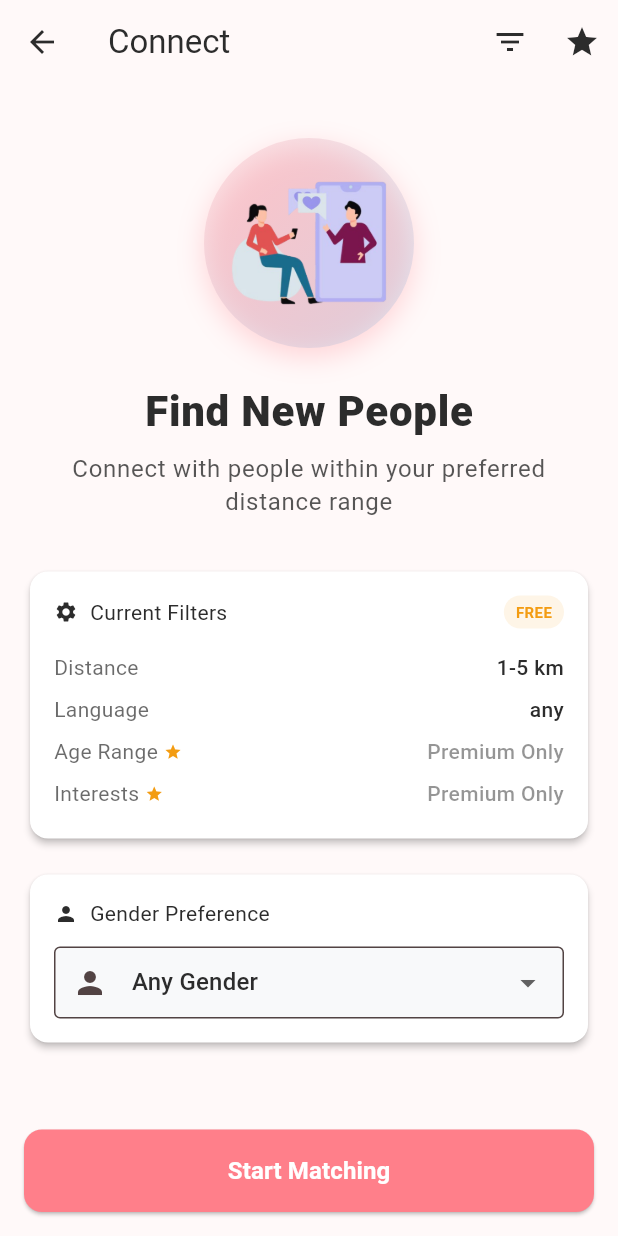
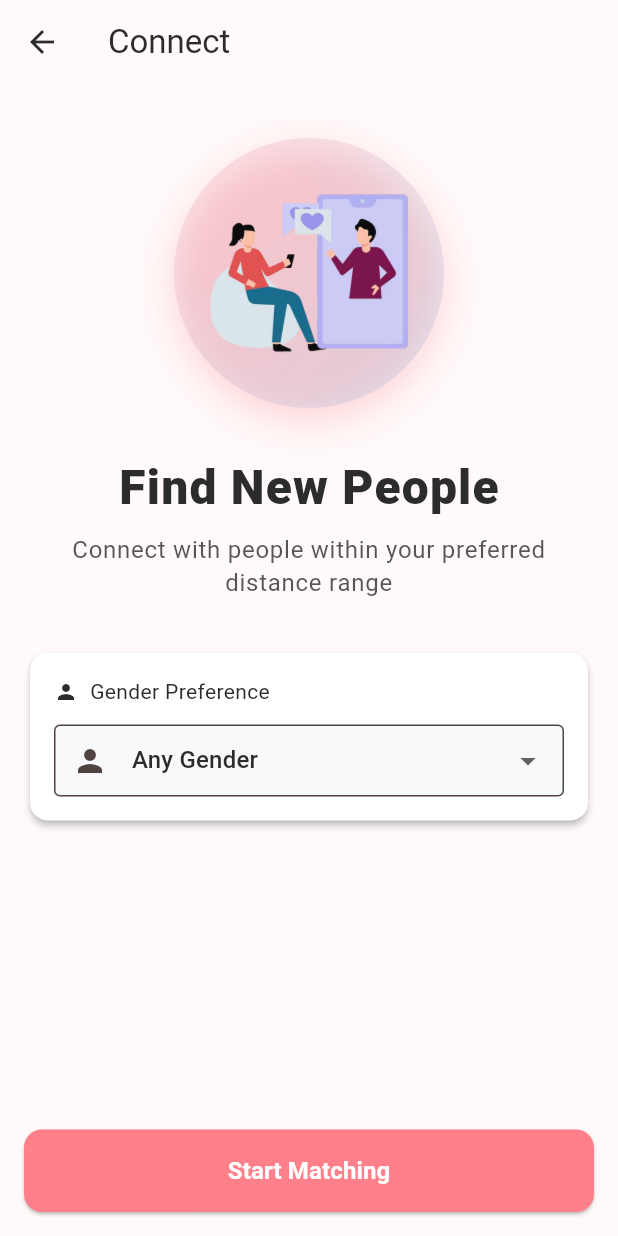
Before and after one commit to Aymanquad/Blabinn-Frontend, a Flutter app: the ConnectScreen screen opened by its route, on a phone screen of 412 x 824 dp. Run offline on Flutter 3.47's test engine with Material 3 defaults, Android fonts, the phone set to English and light mode, and no system bars; our stand-ins replace device_info_plus, firebase_auth, firebase_core, firebase_messaging, flutter_local_notifications, google_sign_in and 5 more; missing offline and left inert: screen_protector; accounts and stored records are empty; network calls fail.

Commit message:
Removed placeholders in connect screen

```diff
--- a/lib/screens/connect_screen.dart
+++ b/lib/screens/connect_screen.dart
@@ -681,16 +681,6 @@ class _ConnectScreenState extends State<ConnectScreen>
     return Scaffold(
       appBar: AppBar(
         title: const Text(AppStrings.connect),
-        actions: [
-          IconButton(
-            icon: const Icon(Icons.filter_list),
-            onPressed: _showFilterDialog,
-          ),
-          IconButton(
-            icon: const Icon(Icons.star),
-            onPressed: _showPremiumDialog,
-          ),
-        ],
       ),
       body: Padding(
         padding: const EdgeInsets.all(16),
@@ -726,8 +716,8 @@ class _ConnectScreenState extends State<ConnectScreen>
             ScaleTransition(
               scale: _scaleAnimation,
               child: Container(
-                width: 140,
-                height: 140,
+                width: 180,
+                height: 180,
                 decoration: BoxDecoration(
                   shape: BoxShape.circle,
                   gradient: LinearGradient(
@@ -741,8 +731,8 @@ class _ConnectScreenState extends State<ConnectScreen>
                   boxShadow: [
                     BoxShadow(
                       color: theme.colorScheme.primary.withOpacity(0.3),
-                      blurRadius: 15,
-                      offset: const Offset(0, 6),
+                      blurRadius: 20,
+                      offset: const Offset(0, 8),
                     ),
                   ],
                 ),
@@ -750,19 +740,19 @@ class _ConnectScreenState extends State<ConnectScreen>
                   child: Image.asset(
                     'assets/images/search-people-removebg-preview.png',
                     fit: BoxFit.contain,
-                    width: 100,
-                    height: 100,
+                    width: 130,
+                    height: 130,
                   ),
                 ),
               ),
             ),
-            const SizedBox(height: 24),
+            const SizedBox(height: 32),
             Text(
               'Find New People',
               style: Theme.of(context).textTheme.headlineSmall?.copyWith(
                     fontWeight: FontWeight.w800,
-                    fontSize: 28,
-                    letterSpacing: 0.5,
+                    fontSize: 32,
+                    letterSpacing: 0.8,
                   ),
             ),
             const SizedBox(height: 8),
@@ -779,120 +769,9 @@ class _ConnectScreenState extends State<ConnectScreen>
               ),
             ),
             const SizedBox(height: 32),
-            _buildFilterSummary(),
-            const SizedBox(height: 16),
             _buildGenderPreferenceSection(),
           ],
         ),
-      ),
-    );
-  }
-
-  Widget _buildFilterSummary() {
-    final theme = Theme.of(context);
-    final selectedRange = AppConstants.distanceRanges.firstWhere(
-      (range) => range['value'] == _filters['distance'],
-      orElse: () => AppConstants.distanceRanges[0],
-    );
-
-    return Card(
-      child: Padding(
-        padding: const EdgeInsets.all(16),
-        child: Column(
-          crossAxisAlignment: CrossAxisAlignment.start,
-          children: [
-            Row(
-              children: [
-                Icon(Icons.settings,
-                    size: 16, color: theme.colorScheme.onSurface),
-                const SizedBox(width: 8),
-                Text('Current Filters',
-                    style: TextStyle(color: theme.colorScheme.onSurface)),
-                const Spacer(),
-                if (!_isPremium)
-                  Container(
-                    padding:
-                        const EdgeInsets.symmetric(horizontal: 8, vertical: 4),
-                    decoration: BoxDecoration(
-                      color: AppColors.warning.withOpacity(0.1),
-                      borderRadius: BorderRadius.circular(12),
-                    ),
-                    child: const Text(
-                      'FREE',
-                      style: TextStyle(
-                        fontSize: 10,
-                        fontWeight: FontWeight.bold,
-                        color: AppColors.warning,
-                      ),
-                    ),
-                  ),
-              ],
-            ),
-            const SizedBox(height: 12),
-            _buildFilterItem('Distance', selectedRange['label']),
-            _buildFilterItem('Language', _filters['language'] ?? 'Any'),
-
-            // Premium features
-            if (_isPremium) ...[
-              _buildFilterItem('Age Range', _filters['ageRange'] ?? 'All'),
-              if (_filters['interests']?.isNotEmpty == true)
-                _buildFilterItem(
-                    'Interests', '${_filters['interests'].length} selected'),
-            ] else ...[
-              _buildPremiumFilterItem('Age Range', 'Premium Only'),
-              _buildPremiumFilterItem('Interests', 'Premium Only'),
-            ],
-          ],
-        ),
-      ),
-    );
-  }
-
-  Widget _buildFilterItem(String label, String value) {
-    final theme = Theme.of(context);
-
-    return Padding(
-      padding: const EdgeInsets.symmetric(vertical: 4),
-      child: Row(
-        mainAxisAlignment: MainAxisAlignment.spaceBetween,
-        children: [
-          Text(label,
-              style: TextStyle(
-                  color: theme.colorScheme.onSurface.withOpacity(0.7))),
-          Text(value,
-              style: TextStyle(
-                  fontWeight: FontWeight.w500,
-                  color: theme.colorScheme.onSurface)),
-        ],
-      ),
-    );
-  }
-
-  Widget _buildPremiumFilterItem(String label, String value) {
-    final theme = Theme.of(context);
-
-    return Padding(
-      padding: const EdgeInsets.symmetric(vertical: 4),
-      child: Row(
-        mainAxisAlignment: MainAxisAlignment.spaceBetween,
-        children: [
-          Row(
-            children: [
-              Text(label,
-                  style: TextStyle(
-                      color: theme.colorScheme.onSurface.withOpacity(0.7))),
-              const SizedBox(width: 4),
-              const Icon(Icons.star, size: 12, color: AppColors.warning),
-            ],
-          ),
-          Text(
-            value,
-            style: TextStyle(
-              fontWeight: FontWeight.w500,
-              color: theme.colorScheme.onSurface.withOpacity(0.5),
-            ),
-          ),
-        ],
       ),
     );
   }
```
